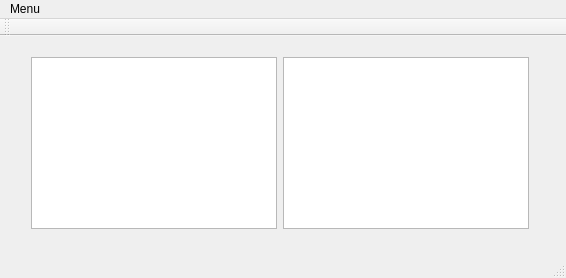
This is diff_match.ui in thistleknot/Google-Diff-Patch-Match as Qt 5 draws it before an edit. The edited form follows.
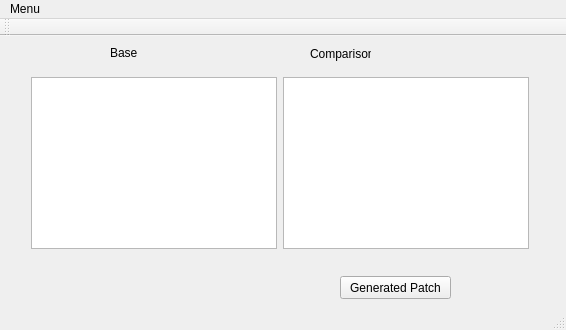
This is the edited form.

Commit message:
trying to get the patch function to work
doesn't compile as is

What changed in the file:
```diff
--- a/diff_match.ui
+++ b/diff_match.ui
@@ -7,18 +7,18 @@
     <x>0</x>
     <y>0</y>
     <width>566</width>
-    <height>278</height>
+    <height>330</height>
    </rect>
   </property>
   <property name="windowTitle">
    <string>Diff_Match</string>
   </property>
   <widget class="QWidget" name="centralWidget">
-   <widget class="QWidget" name="">
+   <widget class="QWidget" name="layoutWidget">
     <property name="geometry">
      <rect>
       <x>20</x>
-      <y>10</y>
+      <y>30</y>
       <width>520</width>
       <height>194</height>
      </rect>
@@ -32,6 +32,50 @@
      </item>
     </layout>
    </widget>
+   <widget class="QPushButton" name="pushButtonGenPatch">
+    <property name="geometry">
+     <rect>
+      <x>340</x>
+      <y>240</y>
+      <width>111</width>
+      <height>23</height>
+     </rect>
+    </property>
+    <property name="text">
+     <string>Generated Patch</string>
+    </property>
+   </widget>
+   <widget class="QLabel" name="label">
+    <property name="geometry">
+     <rect>
+      <x>110</x>
+      <y>10</y>
+      <width>46</width>
+      <height>13</height>
+     </rect>
+    </property>
+    <property name="text">
+     <string>Base</string>
+    </property>
+   </widget>
+   <widget class="QLabel" name="label_2">
+    <property name="geometry">
+     <rect>
+      <x>310</x>
+      <y>10</y>
+      <width>61</width>
+      <height>16</height>
+     </rect>
+    </property>
+    <property name="text">
+     <string>Comparison</string>
+    </property>
+   </widget>
+   <zorder>layoutWidget</zorder>
+   <zorder>pushButtonGenPatch</zorder>
+   <zorder>label</zorder>
+   <zorder>textEditLeft</zorder>
+   <zorder>label_2</zorder>
   </widget>
   <widget class="QMenuBar" name="menuBar">
    <property name="geometry">
```
The commit also changes 3 other files.
